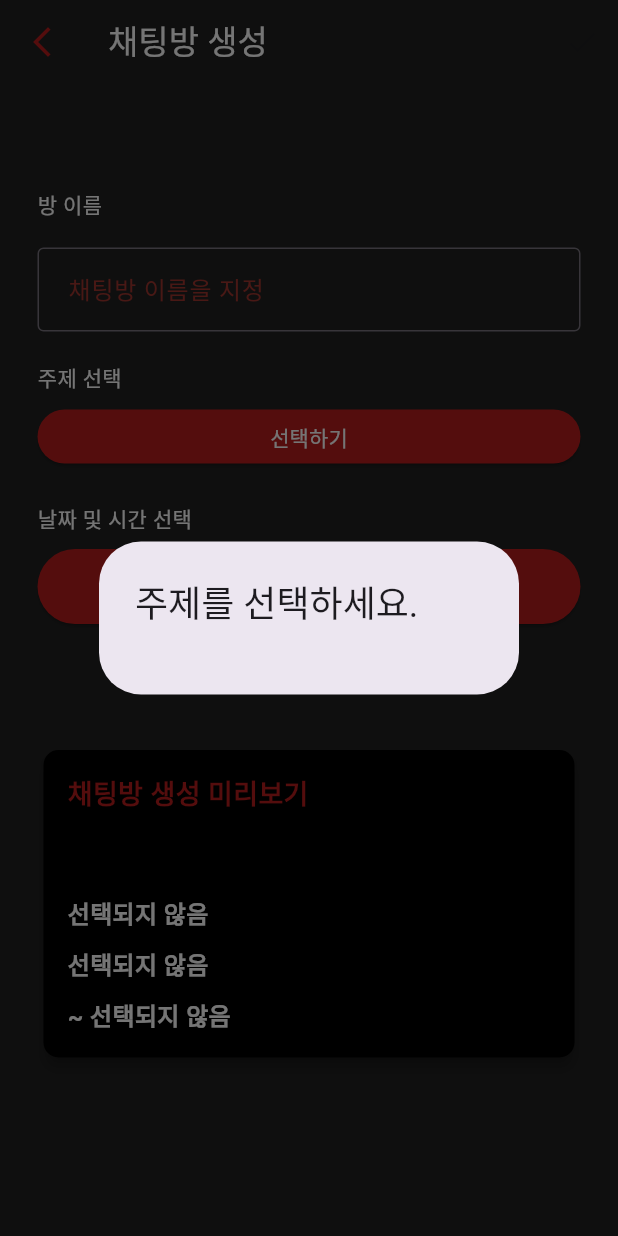
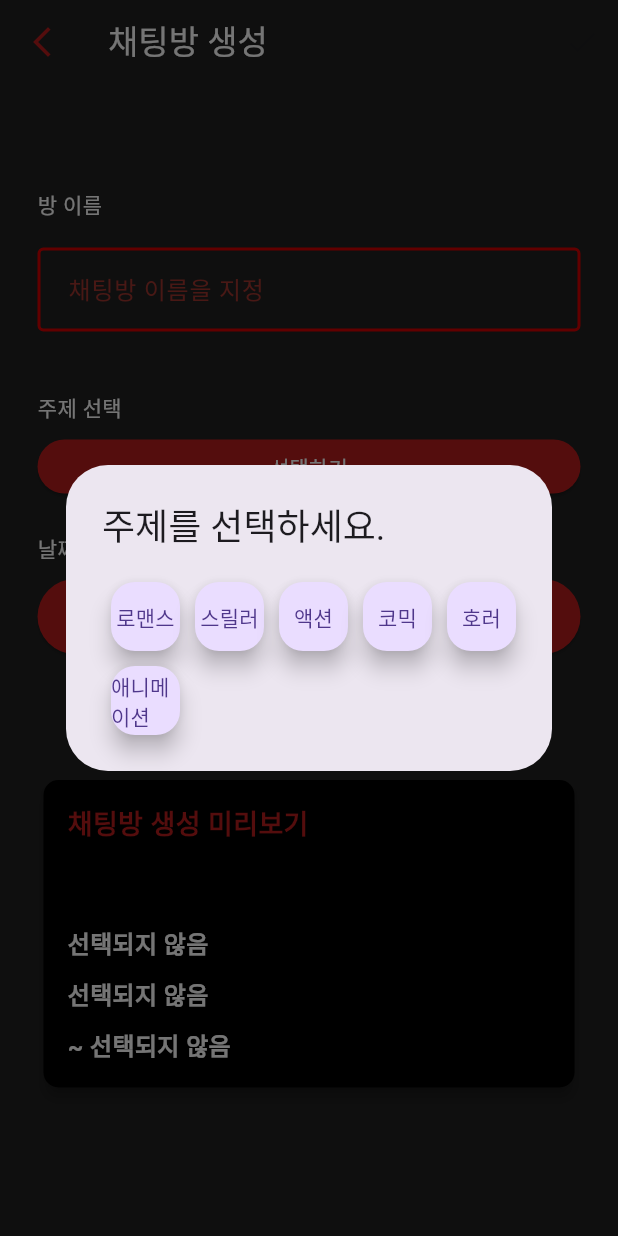
Before and after one commit to gho94/kirbyPort, a Flutter app: the CreateRoomScreen screen opened by its route, after a tap on "선택하기", on a phone screen of 412 x 824 dp. Run offline on Flutter 3.47's test engine with Material 3 defaults, Android fonts, the phone set to English and light mode, and no system bars; our stand-ins replace device_info_plus, flutter_local_notifications, go_router, permission_handler, socket_io_client, sqflite and 1 more; accounts and stored records are empty.

Commit message:
[Feat] 오류 수정 및 기능 추가
1. 무한 스크롤 삭제
2. 토픽 기본값 추가
3. RoomItem 파라미터 값(index) 삭제
4. CreateRoom 예지님 수정사항 반영

Resolves : FXA-013

```diff
--- a/kirby_port_app/lib/screen/create_room_screen.dart
+++ b/kirby_port_app/lib/screen/create_room_screen.dart
@@ -17,7 +17,6 @@ class _CreateRoomScreenState extends State<CreateRoomScreen> {
   final _textEditingController = TextEditingController();
   Topic? _selectedTopic;
   DateTime? _selectedDateTime;
-  TimeOfDay? _selectedTime;
 
   bool _isActionEnabled = false;
 
@@ -28,8 +27,7 @@ class _CreateRoomScreenState extends State<CreateRoomScreen> {
     Room room = Room(
       name: _textEditingController.text,
       startTime: DateFormat('yyyy-MM-dd HH:mm:ss').format(startDateTime),
-      endTime: DateFormat('yyyy-MM-dd HH:mm:ss')
-          .format(startDateTime.add(const Duration(hours: 1))),
+      endTime: DateFormat('yyyy-MM-dd HH:mm:ss').format(startDateTime.add(const Duration(hours: 1))),
       topicId: _selectedTopic?.id ?? 1,
       playerId: 1,
       createdAt: DateFormat('yyyy-MM-dd HH:mm:ss').format(createdAtLocalDT),
@@ -44,9 +42,7 @@ class _CreateRoomScreenState extends State<CreateRoomScreen> {
 
   void validActionEnable() {
     setState(() {
-      _isActionEnabled = _textEditingController.text.isNotEmpty &&
-          _selectedTopic != null &&
-          _selectedDateTime != null;
+      _isActionEnabled = _textEditingController.text.isNotEmpty && _selectedTopic != null && _selectedDateTime != null;
     });
   }
 
@@ -89,13 +85,31 @@ class _CreateRoomScreenState extends State<CreateRoomScreen> {
               TextField(
                 controller: _textEditingController,
                 decoration: InputDecoration(
-                  border: const OutlineInputBorder(),
-                  labelText: ' 채팅방 이름을 지정',
-                  labelStyle: TextStyle(color: Colors.red.withOpacity(0.6)),
-                ),
+                    labelText: ' 채팅방 이름을 지정',
+                    labelStyle: TextStyle(color: Colors.red.withOpacity(0.6)),
+                    border: const OutlineInputBorder(
+                      borderSide: BorderSide(), //기본설정
+                    ),
+                    enabledBorder: const OutlineInputBorder(
+                      //포커스가 없는 상태의 테두리
+                      borderSide: BorderSide(
+                        color: Color.fromARGB(255, 214, 0, 0),
+                        width: 2,
+                      ),
+                    ),
+                    focusedBorder: const OutlineInputBorder(
+                      //포커스된 상태의 테두리
+                      borderSide: BorderSide(
+                        color: Color.fromARGB(255, 214, 0, 0),
+                        width: 2,
+                      ),
+                    ),
+                    filled: true,
+                    fillColor: Colors.grey[900]),
                 onChanged: (value) => validActionEnable(),
+                cursorColor: Colors.white,
               ),
-              const SizedBox(height: 20),
+              const SizedBox(height: 40),
               const Text("주제 선택",
                   style: TextStyle(
                     color: Colors.white,
@@ -124,9 +138,7 @@ class _CreateRoomScreenState extends State<CreateRoomScreen> {
                   backgroundColor: Colors.red[900],
                 ),
                 child: Text(
-                  _selectedDateTime != null
-                      ? getFormattedDateTime(_selectedDateTime!)
-                      : "날짜 및 시간 선택하기",
+                  _selectedDateTime != null ? getFormattedDateTime(_selectedDateTime!) : "날짜 및 시간 선택하기",
                   style: const TextStyle(color: Colors.white),
                 ),
               ),
@@ -149,11 +161,7 @@ class _CreateRoomScreenState extends State<CreateRoomScreen> {
             Wrap(
               spacing: 10.0,
               runSpacing: 10.0,
-              children:
-              Provider
-                  .of<TopicViewModel>(context)
-                  .topics
-                  .map((topic) {
+              children: Provider.of<TopicViewModel>(context).topics.map((topic) {
                 return SizedBox(
                   width: 46.0,
                   height: 46.0,
@@ -177,7 +185,6 @@ class _CreateRoomScreenState extends State<CreateRoomScreen> {
       },
     );
   }
-
 
   Future<void> _selectDateTime() async {
     final selectedDate = await showDatePicker(
@@ -241,9 +248,7 @@ class _CreateRoomScreenState extends State<CreateRoomScreen> {
             const SizedBox(height: 10),
             _buildPreviewRow(_selectedTopic?.name ?? "선택되지 않음"),
             const SizedBox(height: 10),
-            _buildPreviewRow(_selectedDateTime != null
-                ? getFormattedDateTime(_selectedDateTime!)
-                : "선택되지 않음"),
+            _buildPreviewRow(_selectedDateTime != null ? getFormattedDateTime(_selectedDateTime!) : "선택되지 않음"),
             const SizedBox(height: 10),
             _buildPreviewRow("~ ${_getEndTimeFormatted() ?? "선택되지 않음"}")
           ],
--- a/kirby_port_app/lib/screen/room_list_screen.dart
+++ b/kirby_port_app/lib/screen/room_list_screen.dart
@@ -17,7 +17,7 @@ class _RoomListScreenState extends State<RoomListScreen> with InfiniteScrollMixi
   @override
   void onScroll() {
     final roomViewModel = Provider.of<RoomViewModel>(context, listen: false);
-    roomViewModel.loadMoreRooms();
+    roomViewModel.getRooms();
   }
 
   @override
@@ -56,7 +56,7 @@ class _RoomListScreenState extends State<RoomListScreen> with InfiniteScrollMixi
                       final room = filterRooms[index];
                       final topic = topicViewModel.topics.where((topic) => topic.id == room.topicId).firstOrNull;
 
-                      return RoomItem(room: room, topicName: topic?.name ?? "Unknown", index: index);
+                      return RoomItem(room: room, topicName: topic?.name ?? "Unknown");
                     },
                   ),
                 )
--- a/kirby_port_app/lib/service/local_notification_manager.dart
+++ b/kirby_port_app/lib/service/local_notification_manager.dart
@@ -5,7 +5,7 @@ class LocalNotificationManager {
   static final FlutterLocalNotificationsPlugin _flutterLocalNotificationsPlugin = FlutterLocalNotificationsPlugin();
 
   static void onDidReceiveNotification(NotificationResponse notificationResponse) async {
-    print('Notification clicked: ${notificationResponse.payload}');
+    //print('Notification clicked: ${notificationResponse.payload}');
   }
 
   static Future init() async {
@@ -33,9 +33,9 @@ class LocalNotificationManager {
             );
 
     if (iosNotificationPermissions != null && iosNotificationPermissions) {
-      print("iOS Notification Permissions Granted");
+      //print("iOS Notification Permissions Granted");
     } else {
-      print("iOS Notification Permissions Denied");
+      //print("iOS Notification Permissions Denied");
     }
   }
 
--- a/kirby_port_app/lib/service/topic_manager.dart
+++ b/kirby_port_app/lib/service/topic_manager.dart
@@ -30,6 +30,13 @@ class TopicManager {
               created_at  TEXT,
               updated_at  TEXT
             )""");
+
+        await db.insert("topic", {"name": "로맨스", "created_at": DateTime.now().toString()});
+        await db.insert("topic", {"name": "스릴러", "created_at": DateTime.now().toString()});
+        await db.insert("topic", {"name": "액션", "created_at": DateTime.now().toString()});
+        await db.insert("topic", {"name": "코믹", "created_at": DateTime.now().toString()});
+        await db.insert("topic", {"name": "호러", "created_at": DateTime.now().toString()});
+        await db.insert("topic", {"name": "애니메이션", "created_at": DateTime.now().toString()});
       },
       version: 1,
     );
```
Also changed, not shown: kirby_port_app/lib/component/room_item.dart (+7 -21 lines), kirby_port_app/lib/screen/my_room_screen.dart (+2 -6 lines), kirby_port_app/lib/service/room_manager.dart (+5 -18 lines).
